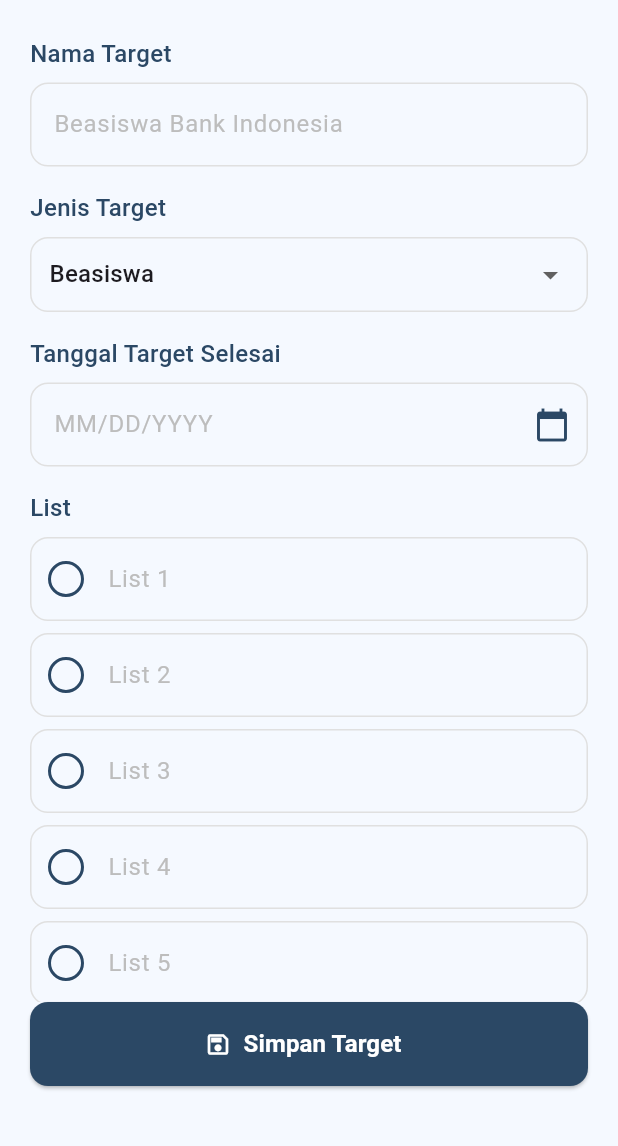
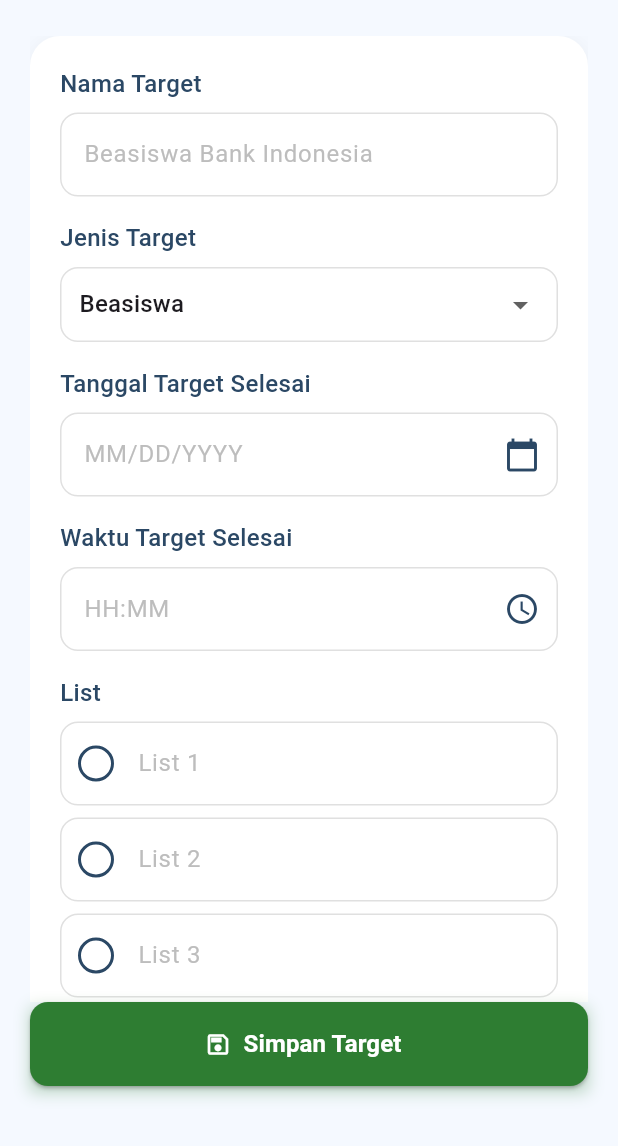
Before and after one commit to aryaprtm11/uneeds, a Flutter app: the AddTargetPage screen opened directly, on a phone screen of 412 x 824 dp, the part 90-1236 px from its top. Run offline on Flutter 3.47's test engine with Material 3 defaults, Android fonts, the phone set to English and light mode, and no system bars; our stand-ins replace firebase_auth, firebase_core, fluttertoast, google_sign_in, image_picker, shared_preferences and 1 more; accounts and stored records are empty.

Commit message:
Update add target page

```diff
--- a/uneeds/lib/views/add_target.dart
+++ b/uneeds/lib/views/add_target.dart
@@ -16,10 +16,9 @@ class _AddTargetPageState extends State<AddTargetPage> {
   final _formKey = GlobalKey<FormState>();
   final TextEditingController _namaTargetController = TextEditingController();
   final TextEditingController _deadlineController = TextEditingController();
+  final TextEditingController _timeController = TextEditingController();
   String _selectedJenisTarget = 'Beasiswa';
   final List<TextEditingController> _listControllers = [
-    TextEditingController(),
-    TextEditingController(),
     TextEditingController(),
     TextEditingController(),
     TextEditingController(),
@@ -37,6 +36,7 @@ class _AddTargetPageState extends State<AddTargetPage> {
   void dispose() {
     _namaTargetController.dispose();
     _deadlineController.dispose();
+    _timeController.dispose();
     for (var controller in _listControllers) {
       controller.dispose();
     }
@@ -67,6 +67,32 @@ class _AddTargetPageState extends State<AddTargetPage> {
     if (picked != null) {
       setState(() {
         _deadlineController.text = "${picked.day}/${picked.month}/${picked.year}";
+      });
+    }
+  }
+
+  Future<void> _selectTime() async {
+    final TimeOfDay? picked = await showTimePicker(
+      context: context,
+      initialTime: TimeOfDay.now(),
+      builder: (context, child) {
+        return Theme(
+          data: Theme.of(context).copyWith(
+            colorScheme: const ColorScheme.light(
+              primary: Color(0xFF2B4865),
+              onPrimary: Colors.white,
+              surface: Colors.white,
+              onSurface: Color(0xFF2B4865),
+            ),
+          ),
+          child: child!,
+        );
+      },
+    );
+
+    if (picked != null) {
+      setState(() {
+        _timeController.text = "${picked.hour}:${picked.minute.toString().padLeft(2, '0')}";
       });
     }
   }
@@ -115,6 +141,20 @@ class _AddTargetPageState extends State<AddTargetPage> {
               // Form
               Expanded(
                 child: SingleChildScrollView(
+                  child: Container(
+                    decoration: BoxDecoration(
+                      color: Colors.white,
+                      borderRadius: BorderRadius.circular(20),
+                      boxShadow: [
+                        BoxShadow(
+                          color: Colors.black.withOpacity(0.05),
+                          blurRadius: 10,
+                          offset: const Offset(0, 2),
+                        ),
+                      ],
+                    ),
+                    padding: const EdgeInsets.all(20),
+                    margin: const EdgeInsets.only(bottom: 20),
                     child: Form(
                       key: _formKey,
                       child: Column(
@@ -252,6 +292,57 @@ class _AddTargetPageState extends State<AddTargetPage> {
                           const SizedBox(height: 16),
 
                           const Text(
+                            'Waktu Target Selesai',
+                            style: TextStyle(
+                              fontSize: 16,
+                              fontWeight: FontWeight.w500,
+                              color: Color(0xFF2B4865),
+                            ),
+                          ),
+                          const SizedBox(height: 8),
+                          TextFormField(
+                            controller: _timeController,
+                            readOnly: true,
+                            onTap: _selectTime,
+                            decoration: InputDecoration(
+                              hintText: 'HH:MM',
+                              hintStyle: TextStyle(
+                                color: Colors.grey[400],
+                                fontSize: 16,
+                              ),
+                              suffixIcon: const Icon(
+                                Icons.access_time,
+                                color: Color(0xFF2B4865),
+                              ),
+                              border: OutlineInputBorder(
+                                borderRadius: BorderRadius.circular(12),
+                                borderSide: BorderSide(
+                                  color: Colors.grey[300]!,
+                                ),
+                              ),
+                              enabledBorder: OutlineInputBorder(
+                                borderRadius: BorderRadius.circular(12),
+                                borderSide: BorderSide(
+                                  color: Colors.grey[300]!,
+                                ),
+                              ),
+                              focusedBorder: OutlineInputBorder(
+                                borderRadius: BorderRadius.circular(12),
+                                borderSide: const BorderSide(
+                                  color: Color(0xFF2B4865),
+                                ),
+                              ),
+                            ),
+                            validator: (value) {
+                              if (value == null || value.isEmpty) {
+                                return 'Waktu target tidak boleh kosong';
+                              }
+                              return null;
+                            },
+                          ),
+                          const SizedBox(height: 16),
+
+                          const Text(
                             'List',
                             style: TextStyle(
                               fontSize: 16,
@@ -262,7 +353,7 @@ class _AddTargetPageState extends State<AddTargetPage> {
                           const SizedBox(height: 8),
 
                           // List items
-                        ...List.generate(5, (index) => Padding(
+                          ...List.generate(_listControllers.length, (index) => Padding(
                             padding: const EdgeInsets.only(bottom: 8),
                             child: TextFormField(
                               controller: _listControllers[index],
@@ -313,7 +404,9 @@ class _AddTargetPageState extends State<AddTargetPage> {
                             margin: const EdgeInsets.only(bottom: 16),
                             child: TextButton(
                               onPressed: () {
-                              // TODO: Implement tambah list
+                                setState(() {
+                                  _listControllers.add(TextEditingController());
+                                });
                               },
                               style: TextButton.styleFrom(
                                 backgroundColor: const Color(0xFF2B4865),
@@ -336,12 +429,22 @@ class _AddTargetPageState extends State<AddTargetPage> {
                     ),
                   ),
                 ),
+              ),
 
               // Simpan Button
               Container(
                 width: double.infinity,
                 height: 56,
                 margin: const EdgeInsets.only(bottom: 20),
+                decoration: BoxDecoration(
+                  boxShadow: [
+                    BoxShadow(
+                      color: const Color(0xFF2E7D32).withOpacity(0.3),
+                      blurRadius: 8,
+                      offset: const Offset(0, 4),
+                    ),
+                  ],
+                ),
                 child: ElevatedButton.icon(
                   onPressed: () async {
                     if (_formKey.currentState!.validate()) {
@@ -387,7 +490,7 @@ class _AddTargetPageState extends State<AddTargetPage> {
                     ),
                   ),
                   style: ElevatedButton.styleFrom(
-                    backgroundColor: const Color(0xFF2B4865),
+                    backgroundColor: const Color(0xFF2E7D32), // Warna hijau
                     shape: RoundedRectangleBorder(
                       borderRadius: BorderRadius.circular(12),
                     ),
--- a/uneeds/lib/views/profile_edit.dart
+++ b/uneeds/lib/views/profile_edit.dart
@@ -5,7 +5,7 @@ import 'package:uneeds/utils/color.dart';
 import 'package:uneeds/utils/profile_preferences.dart';
 
 class ProfileEdit extends StatefulWidget {
-  const ProfileEdit({Key? key}) : super(key: key);
+  const ProfileEdit({super.key});
 
   @override
   State<ProfileEdit> createState() => _ProfileEditState();
--- a/uneeds/lib/views/settings_page.dart
+++ b/uneeds/lib/views/settings_page.dart
@@ -25,7 +25,7 @@ class _MenuItem extends StatelessWidget {
 }
 
 class SettingPage extends StatefulWidget {
-  const SettingPage({Key? key}) : super(key: key);
+  const SettingPage({super.key});
 
   @override
   State<SettingPage> createState() => _SettingPageState();
--- a/uneeds/lib/views/target_page.dart
+++ b/uneeds/lib/views/target_page.dart
@@ -10,10 +10,8 @@ import 'package:uneeds/views/schedule_page.dart';
 import 'package:uneeds/views/add_target.dart';
 
 // Models
-import 'package:uneeds/models/target.dart';
 
 // Database Service
-import 'package:uneeds/services/database_service.dart';
 
 class TargetPage extends StatefulWidget {
   const TargetPage({super.key});
@@ -477,7 +475,7 @@ Widget _targetCard({
                     ),
                   ),
                 )
-                .toList(),
+                ,
             // Spacer untuk memberikan ruang antara list dan tombol edit
             const SizedBox(height: 50),
           ],
```
Also changed, not shown: uneeds/lib/views/add_schedule.dart (+17 -5 lines). Lines whose indentation alone changed are shown as unchanged.
